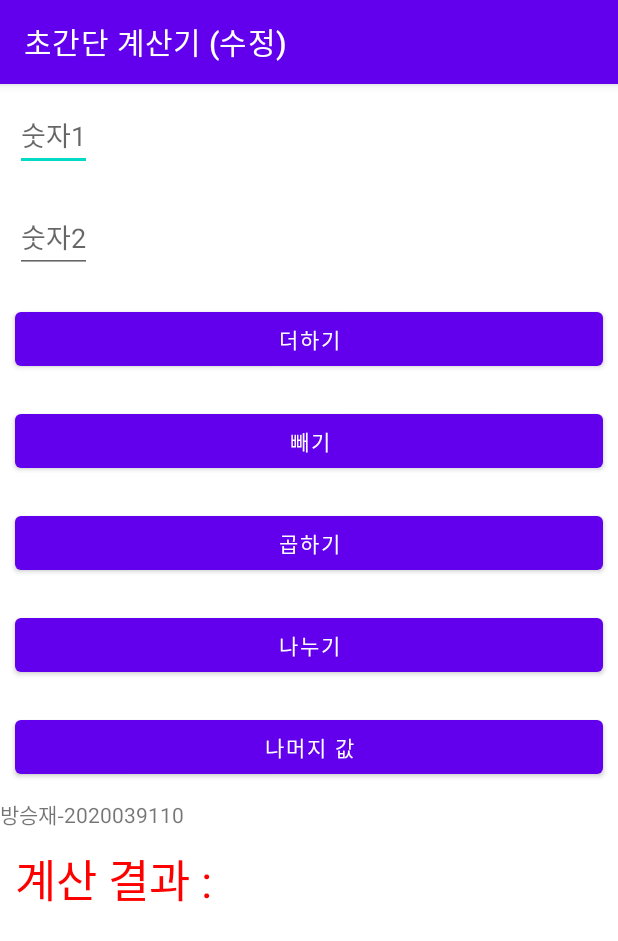
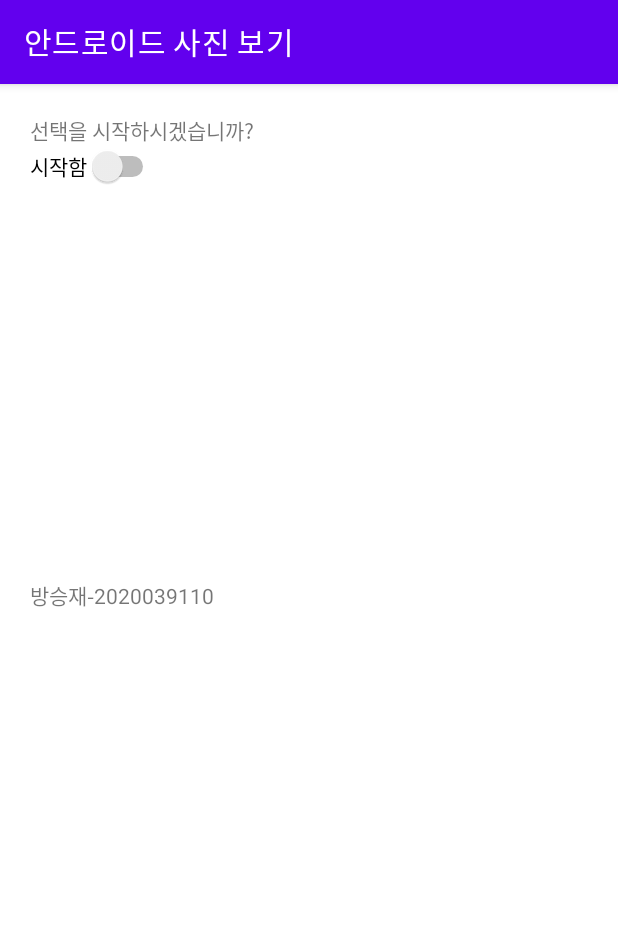
Before and after one commit to Bangseungjae/OpensourceAndriodProject, an Android app: the screen it shows after launch (MainActivity), on a phone screen of 412 x 824 dp. Shown: the top 941 px of the screen. Run offline under Robolectric (Android 15) with nearby library versions, the phone set to English and light mode, and no system bars.

Commit message:
직접풀어보기4-4 안드로이드 사진보기

```diff
--- a/app/src/main/java/bsj/io/exam03/MainActivity.java
+++ b/app/src/main/java/bsj/io/exam03/MainActivity.java
@@ -3,124 +3,93 @@ package bsj.io.exam03;
 import android.os.Bundle;
 import android.view.View;
 import android.widget.Button;
-import android.widget.EditText;
+import android.widget.CompoundButton;
+import android.widget.ImageView;
+import android.widget.RadioButton;
+import android.widget.RadioGroup;
+import android.widget.Switch;
 import android.widget.TextView;
-import android.widget.Toast;
 
 import androidx.appcompat.app.AppCompatActivity;
 
 public class MainActivity extends AppCompatActivity {
-
-    private EditText edit1, edit2;
-    private Button btnAdd, btnSub, btnMul, btnDiv, btnMod;
-    private TextView textResult;
-    private String num1, num2;
-    //    private int result; // 정수로 계산할 때
-    private Double result;  // 실수로 계산할 때
+    TextView text1, text2;
+    Switch switch1;
+    RadioGroup group;
+    RadioButton radio1, radio2, radio3;
+    Button button1, button2;
+    ImageView img;
 
     @Override
     protected void onCreate(Bundle savedInstanceState) {
         super.onCreate(savedInstanceState);
         setContentView(R.layout.activity_main);
-        setTitle("초간단 계산기 (수정)");
+        setTitle("안드로이드 사진 보기");
 
-        edit1 = (EditText) findViewById(R.id.Edit1);
-        edit2 = (EditText) findViewById(R.id.Edit2);
-        btnAdd = (Button) findViewById(R.id.BtnAdd);
-        btnSub = (Button) findViewById(R.id.BtnSub);
-        btnMul = (Button) findViewById(R.id.BtnMul);
-        btnDiv = (Button) findViewById(R.id.BtnDiv);
-        btnMod = (Button) findViewById(R.id.BtnMod);
+        text1 = findViewById(R.id.text1);
+        switch1 = findViewById(R.id.switch1);
 
-        textResult = (TextView) findViewById(R.id.TextResult);
+        text2 = findViewById(R.id.text2);
+        group = findViewById(R.id.group);
+        radio1 = findViewById(R.id.radio1);
+        radio2 = findViewById(R.id.radio2);
+        radio3 = findViewById(R.id.radio3);
 
-        // 더하기
-        btnAdd.setOnClickListener(new View.OnClickListener() {
+        button1 = findViewById(R.id.button1);
+        button2 = findViewById(R.id.button2);
+
+        img = findViewById(R.id.img);
+
+        switch1.setOnCheckedChangeListener(new CompoundButton.OnCheckedChangeListener() {
             @Override
-            public void onClick(View view) {
-                // 값을 입력하지 않았을 때 오류 메시지 토스트
-                if (edit1.getText().toString().equals("") || edit2.getText().toString().equals("")) {
-                    Toast.makeText(MainActivity.this, "숫자를 입력하세요.", Toast.LENGTH_SHORT).show();
-                    return;
+            public void onCheckedChanged(CompoundButton compoundButton, boolean b) {
+                if (switch1.isChecked() == true) {
+                    text2.setVisibility(View.VISIBLE);
+                    group.setVisibility(View.VISIBLE);
+                    button1.setVisibility(View.VISIBLE);
+                    button2.setVisibility(View.VISIBLE);
+                    img.setVisibility(View.VISIBLE);
+                } else {
+                    text2.setVisibility(View.INVISIBLE);
+                    group.setVisibility(View.INVISIBLE);
+                    button1.setVisibility(View.INVISIBLE);
+                    button2.setVisibility(View.INVISIBLE);
+                    img.setVisibility(View.INVISIBLE);
                 }
-                num1 = edit1.getText().toString();
-                num2 = edit2.getText().toString();
-//                result = Integer.parseInt(num1) + Integer.parseInt(num2);   // 정수로 계산할때
-                result = Double.parseDouble(num1) + Double.parseDouble(num2);   // 실수로 계산할때
-                textResult.setText("계산 결과 : " + result);
+            }
+        });
+        group.setOnCheckedChangeListener(new RadioGroup.OnCheckedChangeListener() {
+            @Override
+            public void onCheckedChanged(RadioGroup radioGroup, int i) {
+                switch (group.getCheckedRadioButtonId()) {
+                    case R.id.radio1:
+                        img.setImageResource(R.drawable.pie);
+                        break;
+                    case R.id.radio2:
+                        img.setImageResource(R.drawable.q10);
+                        break;
+                    case R.id.radio3:
+                        img.setImageResource(R.drawable.r11);
+                        break;
+                }
             }
         });
 
-        // 빼기
-        btnSub.setOnClickListener(new View.OnClickListener() {
+        button1.setOnClickListener(new View.OnClickListener() {
             @Override
             public void onClick(View view) {
-                // 값을 입력하지 않았을 때 오류 메시지 토스트
-                if (edit1.getText().toString().equals("") || edit2.getText().toString().equals("")) {
-                    Toast.makeText(MainActivity.this, "숫자를 입력하세요.", Toast.LENGTH_SHORT).show();
-                    return;
-                }
-                num1 = edit1.getText().toString();
-                num2 = edit2.getText().toString();
-                //                result = Integer.parseInt(num1) - Integer.parseInt(num2);   // 정수로 계산할때
-                result = Double.parseDouble(num1) - Double.parseDouble(num2);   // 실수로 계산할때
-                textResult.setText("계산 결과 : " + result);
+                finish();
             }
         });
 
-        // 곱셈
-        btnMul.setOnClickListener(new View.OnClickListener() {
+        button2.setOnClickListener(new View.OnClickListener() {
             @Override
             public void onClick(View view) {
-                // 값을 입력하지 않았을 때 오류 메시지 토스트
-                if (edit1.getText().toString().equals("") || edit2.getText().toString().equals("")) {
-                    Toast.makeText(MainActivity.this, "숫자를 입력하세요.", Toast.LENGTH_SHORT).show();
-                    return;
-                }
-                num1 = edit1.getText().toString();
-                num2 = edit2.getText().toString();
-//                result = Integer.parseInt(num1) * Integer.parseInt(num2);   // 정수로 계산할때
-                result = Double.parseDouble(num1) * Double.parseDouble(num2);   // 실수로 계산할때
-                textResult.setText("계산 결과 : " + result);
-            }
-        });
-
-        // 나누기
-        btnDiv.setOnClickListener(new View.OnClickListener() {
-            @Override
-            public void onClick(View view) {
-                // 값을 입력하지 않았을 때 오류 메시지 토스트
-                if (edit1.getText().toString().equals("") || edit2.getText().toString().equals("")) {
-                    Toast.makeText(MainActivity.this, "숫자를 입력하세요.", Toast.LENGTH_SHORT).show();
-                    return;
-                }
-                // 0으로 나눌 시 토스트 메세지와 계산 안함
-                if (edit2.getText().toString().equals("0")) {
-                    Toast.makeText(MainActivity.this, "0으로 나눌 수 없습니다.", Toast.LENGTH_SHORT).show();
-                    return;
-                }
-                num1 = edit1.getText().toString();
-                num2 = edit2.getText().toString();
-//                result = Integer.parseInt(num1) / Integer.parseInt(num2);   // 정수로 계산할때
-                result = Double.parseDouble(num1) / Double.parseDouble(num2);   // 실수로 계산할때
-                textResult.setText("계산 결과 : " + result);
-            }
-        });
-
-        // 나머지
-        btnMod.setOnClickListener(new View.OnClickListener() {
-            @Override
-            public void onClick(View view) {
-                // 값을 입력하지 않았을 때 오류 메시지 토스트
-                if (edit1.getText().toString().equals("") || edit2.getText().toString().equals("")) {
-                    Toast.makeText(MainActivity.this, "숫자를 입력하세요.", Toast.LENGTH_SHORT).show();
-                    return;
-                }
-                num1 = edit1.getText().toString();
-                num2 = edit2.getText().toString();
-//                result = Integer.parseInt(num1) % Integer.parseInt(num2);   // 정수로 계산할때
-                result = Double.parseDouble(num1) % Double.parseDouble(num2);   // 실수로 계산할때
-                textResult.setText("계산 결과 : " + result);
+                switch1.setChecked(false);
+                radio1.setChecked(false);
+                radio2.setChecked(false);
+                radio3.setChecked(false);
+                img.setImageResource(0);
             }
         });
     }
--- a/app/src/main/res/layout/activity_main.xml
+++ b/app/src/main/res/layout/activity_main.xml
@@ -1,60 +1,73 @@
 <?xml version="1.0" encoding="utf-8"?>
 <LinearLayout xmlns:android="http://schemas.android.com/apk/res/android"
-    xmlns:app="http://schemas.android.com/apk/res-auto"
-    xmlns:tools="http://schemas.android.com/tools"
     android:layout_width="match_parent"
     android:layout_height="match_parent"
     android:orientation="vertical"
-    tools:context=".MainActivity">
+    android:padding="20dp">
 
-    <EditText
-        android:id="@+id/Edit1"
+    <TextView
+        android:id="@+id/text1"
+        android:layout_width="match_parent"
+        android:layout_height="wrap_content"
+        android:text="선택을 시작하시겠습니까?" />
+
+    <Switch
+        android:id="@+id/switch1"
         android:layout_width="wrap_content"
         android:layout_height="wrap_content"
-        android:layout_margin="10dp"
-        android:hint="숫자1" />
+        android:text="시작함" />
 
-    <EditText
-        android:id="@+id/Edit2"
+    <TextView
+        android:id="@+id/text2"
+        android:layout_width="match_parent"
+        android:layout_height="wrap_content"
+        android:text="좋아하는 안드로이드 버전은?"
+        android:visibility="invisible"/>
+
+    <RadioGroup
+        android:id="@+id/group"
+        android:layout_width="match_parent"
+        android:layout_height="wrap_content"
+        android:visibility="invisible">
+
+        <RadioButton
+            android:id="@+id/radio1"
+            android:layout_width="wrap_content"
+            android:layout_height="wrap_content"
+            android:text="파이(9.0" />
+
+        <RadioButton
+            android:id="@+id/radio2"
+            android:layout_width="wrap_content"
+            android:layout_height="wrap_content"
+            android:text="Q(10.0)" />
+
+        <RadioButton
+            android:id="@+id/radio3"
+            android:layout_width="wrap_content"
+            android:layout_height="wrap_content"
+            android:text="R(11.0)" />
+    </RadioGroup>
+
+    <ImageView
+        android:id="@+id/img"
         android:layout_width="wrap_content"
         android:layout_height="wrap_content"
-        android:layout_margin="10dp"
-        android:hint="숫자2" />
+        android:visibility="invisible"/>
 
     <Button
-        android:id="@+id/BtnAdd"
-        android:layout_width="match_parent"
+        android:id="@+id/button1"
+        android:layout_width="wrap_content"
         android:layout_height="wrap_content"
-        android:layout_margin="10dp"
-        android:text="더하기" />
+        android:text="종료"
+        android:visibility="invisible"/>
 
     <Button
-        android:id="@+id/BtnSub"
-        android:layout_width="match_parent"
+        android:id="@+id/button2"
+        android:layout_width="wrap_content"
         android:layout_height="wrap_content"
-        android:layout_margin="10dp"
-        android:text="빼기" />
-
-    <Button
-        android:id="@+id/BtnMul"
-        android:layout_width="match_parent"
-        android:layout_height="wrap_content"
-        android:layout_margin="10dp"
-        android:text="곱하기" />
-
-    <Button
-        android:id="@+id/BtnDiv"
-        android:layout_width="match_parent"
-        android:layout_height="wrap_content"
-        android:layout_margin="10dp"
-        android:text="나누기" />
-
-    <Button
-        android:id="@+id/BtnMod"
-        android:layout_width="match_parent"
-        android:layout_height="wrap_content"
-        android:layout_margin="10dp"
-        android:text="나머지 값" />
+        android:text="처음으로"
+        android:visibility="invisible"/>
 
     <TextView
         android:layout_width="wrap_content"
@@ -62,13 +75,4 @@
         android:text="방승재-2020039110"
         />
 
-    <TextView
-        android:id="@+id/TextResult"
-        android:layout_width="wrap_content"
-        android:layout_height="wrap_content"
-        android:layout_margin="10dp"
-        android:text="계산 결과 : "
-        android:textColor="#FF0000"
-        android:textSize="30dp" />
-
 </LinearLayout>
```
Also changed, not shown: app/src/main/res/drawable/pie.png (added), app/src/main/res/drawable/q10.png (added), app/src/main/res/drawable/r11.png (added).
